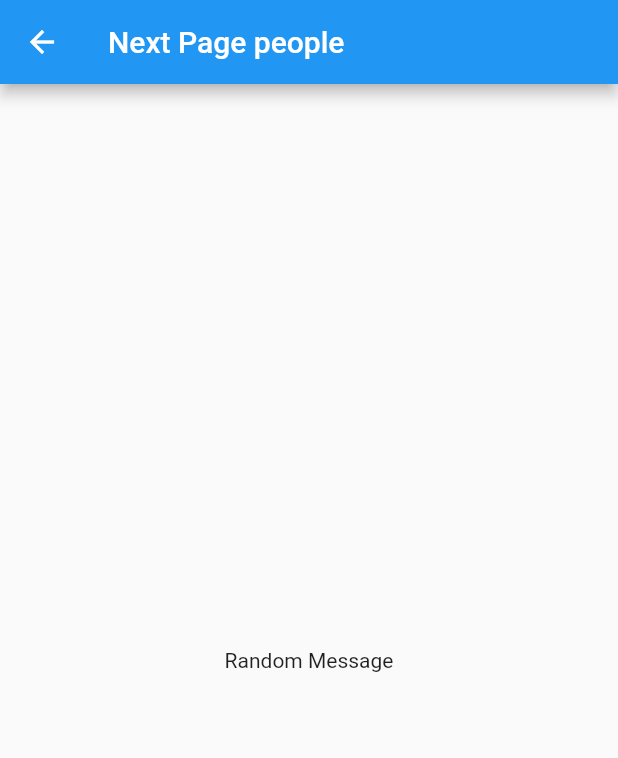
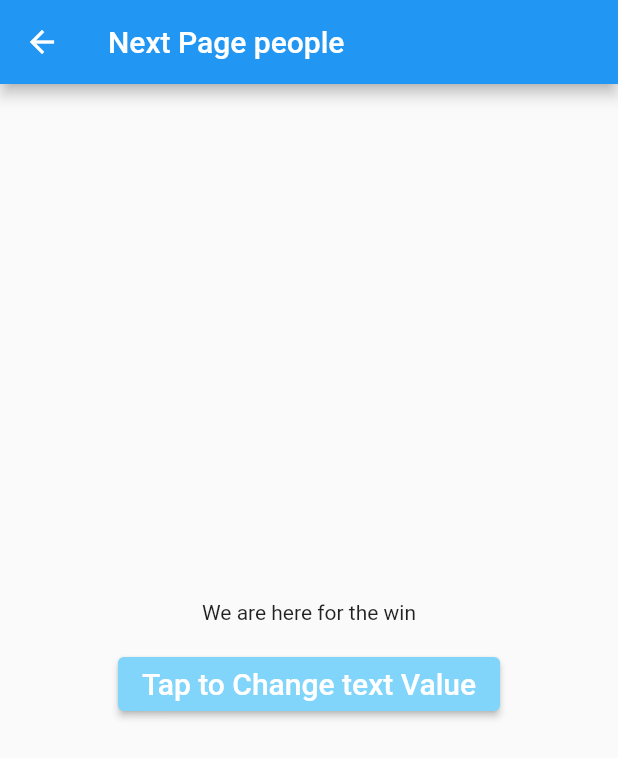
Before and after one commit to Dami-Lola/UnitTesting, a Flutter app: the HomePage screen opened directly, on a phone screen of 412 x 824 dp. Shown: the top 758 px of the screen. Run offline on Flutter 3.47's test engine with Material 2 defaults, Android fonts, the phone set to English and light mode, and no system bars.

Commit message:
Home Button Text Test

```diff
--- a/lib/homepage.dart
+++ b/lib/homepage.dart
@@ -2,21 +2,45 @@ import 'package:flutter/cupertino.dart';
 import 'package:flutter/material.dart';
 
 class HomePage extends StatefulWidget{
+  @override
+  _HomePageState createState() => _HomePageState();
+
+}
+class _HomePageState extends State<HomePage> {
+
+  String textHolder = 'We are here for the win';
+  changeText() {
+    setState(() {
+      textHolder = 'All the way to the Top';
+    });
+  }
+
 
   @override
-  _HomePageState createState() => new _HomePageState();
-}
+  Widget build(BuildContext context) {
 
-
-class _HomePageState extends State<HomePage> {
-  @override
-  Widget build(BuildContext context) {
     return Scaffold(
       appBar: AppBar(
         title: Text('Next Page people'),
       ),
       body: Center(
-          child: Text('Random Message')
+          child: Column (
+            mainAxisAlignment: MainAxisAlignment.center,
+            children: <Widget>[
+              Text('$textHolder'),
+              SizedBox(height: 16,),
+              ElevatedButton(
+                key: Key('ChangeText'),
+                child: Text ("Tap to Change text Value",
+                  style: TextStyle(fontSize: 20.0, color: Colors.white),
+                ),
+                style:
+                ElevatedButton.styleFrom(primary: Colors.lightBlue[200]),
+                onPressed: ()
+                  => changeText()
+              ),
+            ],
+          ),
       ),
     );
   }
--- /dev/null
+++ b/lib/routes.dart
@@ -0,0 +1,16 @@
+
+import 'package:flutter/material.dart';
+import 'package:flutter_app/homepage.dart';
+import 'package:flutter_app/main.dart';
+
+class Routes {
+  static const HOME_SCREEN_ROUTE = '/ran';
+  static const ANOTHER_SCREEN_ROUTE = '/another_screen';
+
+  static Map<String, WidgetBuilder> routes() {
+    return <String, WidgetBuilder>{
+      ANOTHER_SCREEN_ROUTE: (context) => HomePage(),
+      HOME_SCREEN_ROUTE: (context) => LoginPage()
+    };
+  }
+}
```
Also changed, not shown: lib/main.dart (+6 -2 lines), 1 other file.
